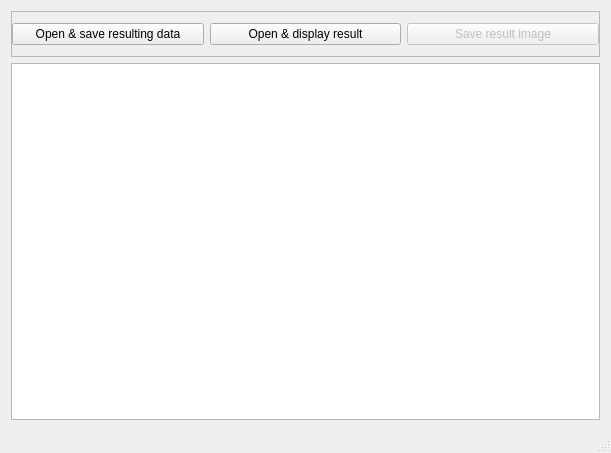
zlogic/cybervision, file 3dvision/UI/mainwindow.ui: the form before one commit.
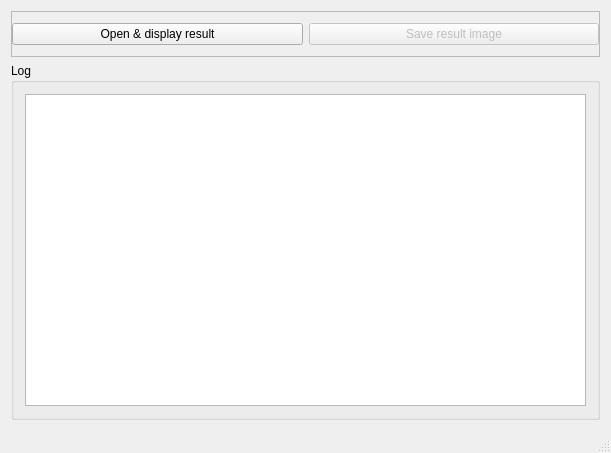
The form after the commit.

The edit to the form file:
```diff
--- a/3dvision/UI/mainwindow.ui
+++ b/3dvision/UI/mainwindow.ui
@@ -31,14 +31,7 @@
         <number>0</number>
        </property>
        <item>
-        <widget class="QPushButton" name="pushButton_3">
-         <property name="text">
-          <string>Open &amp;&amp; save resulting data</string>
-         </property>
-        </widget>
-       </item>
-       <item>
-        <widget class="QPushButton" name="pushButton">
+        <widget class="QPushButton" name="startProcessButton">
          <property name="text">
           <string>Open &amp;&amp; display result</string>
          </property>
@@ -58,7 +51,26 @@
      </widget>
     </item>
     <item>
-     <widget class="QGraphicsView" name="graphicsView"/>
+     <widget class="QGroupBox" name="logGroupBox">
+      <property name="sizePolicy">
+       <sizepolicy hsizetype="MinimumExpanding" vsizetype="MinimumExpanding">
+        <horstretch>0</horstretch>
+        <verstretch>0</verstretch>
+       </sizepolicy>
+      </property>
+      <property name="title">
+       <string>Log</string>
+      </property>
+      <layout class="QHBoxLayout" name="horizontalLayout_2">
+       <item>
+        <widget class="QPlainTextEdit" name="logTextEdit">
+         <property name="readOnly">
+          <bool>true</bool>
+         </property>
+        </widget>
+       </item>
+      </layout>
+     </widget>
     </item>
    </layout>
   </widget>
```
Left out of the diff: 2 changed lines with no effect on the pictures.
